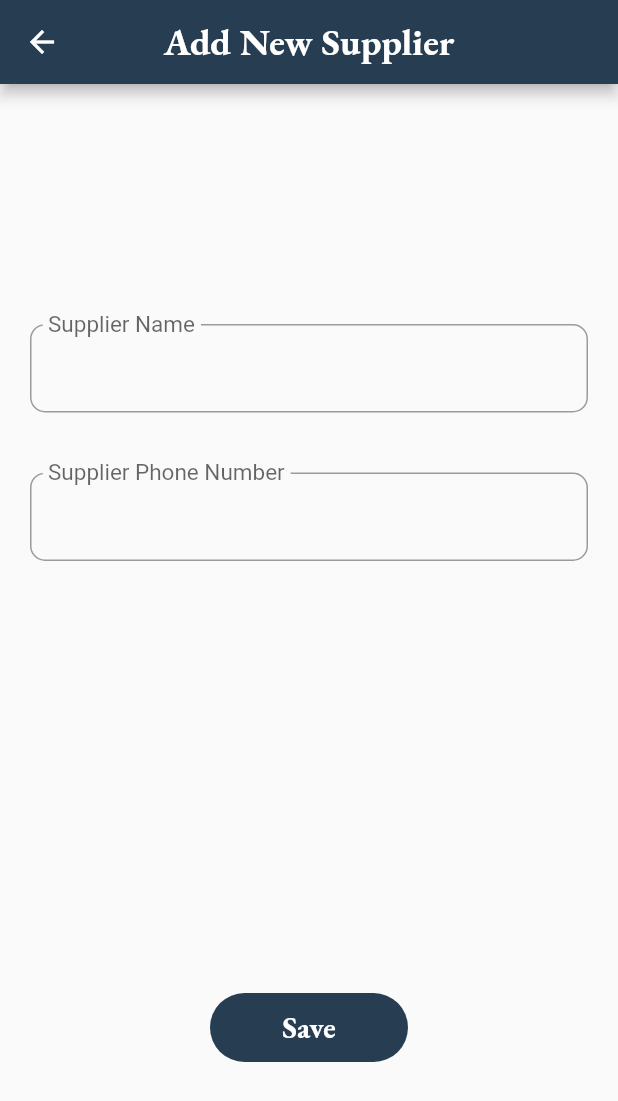
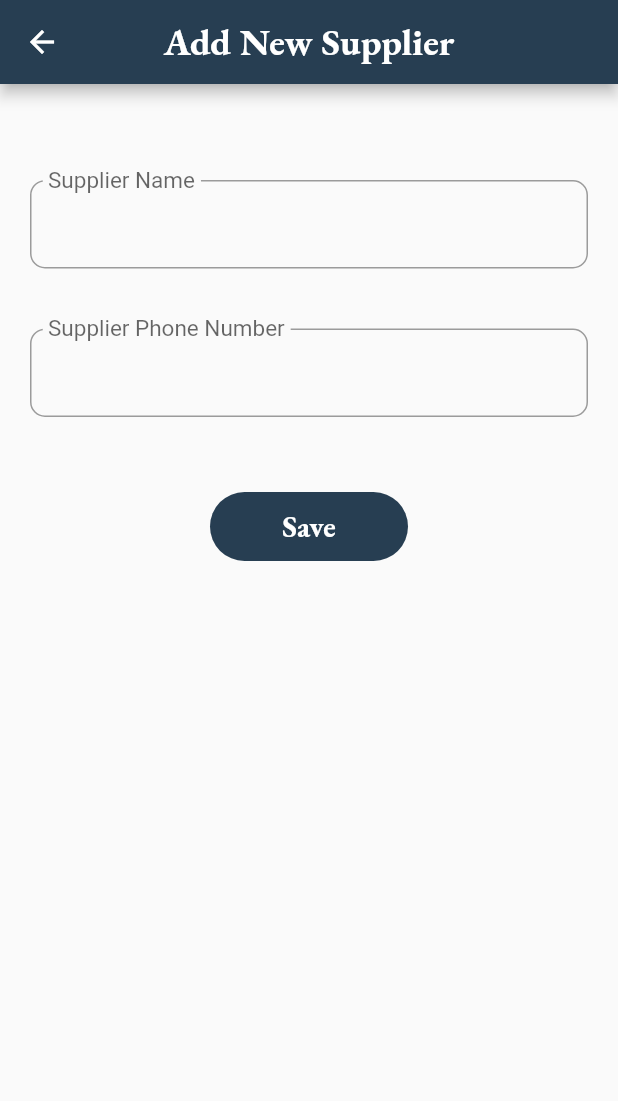
Before and after one commit to Fadwahigga/Mobile-Based-Store-Management-System, a Flutter app: the AddNewSupplierPage screen opened directly, on a phone screen of 412 x 824 dp. Shown: the top 1101 px of the screen. Run offline on Flutter 3.47's test engine with Material 2 defaults, Android fonts, the phone set to English and light mode, and no system bars; our stand-ins replace get, google_fonts; missing offline and left inert: qr_code_scanner.

Commit message:
New Commit

```diff
--- a/lib/screens/addnewsupplier.dart
+++ b/lib/screens/addnewsupplier.dart
@@ -1,5 +1,6 @@
 import 'package:flutter/material.dart';
 import 'package:google_fonts/google_fonts.dart';
+import 'package:gp/widget/smallButton.dart';
 
 import '../widget/appBar.dart';
 
@@ -17,7 +18,6 @@ class AddNewSupplierPage extends StatelessWidget {
         child: Column(
           crossAxisAlignment: CrossAxisAlignment.center,
           children: [
-            const Spacer(),
             // SizedBox(
             //   height: 40,
             // ),
@@ -42,26 +42,10 @@ class AddNewSupplierPage extends StatelessWidget {
                   labelStyle: const TextStyle(fontSize: 20),
                   floatingLabelBehavior: FloatingLabelBehavior.always),
             ),
-            const Spacer(
-              flex: 3,
+            SizedBox(
+              height: 50,
             ),
-            Container(
-              margin: const EdgeInsets.only(left: 120, right: 120),
-              padding: const EdgeInsets.all(10),
-              decoration: BoxDecoration(
-                  color: const Color.fromARGB(255, 39, 62, 82),
-                  borderRadius: BorderRadius.circular(50)),
-              child: Center(
-                child: Text("Save",
-                    style: GoogleFonts.ebGaramond(
-                        textStyle: const TextStyle(
-                      fontSize: 20,
-                      fontWeight: FontWeight.bold,
-                      color: Colors.white,
-                    ))),
-              ),
-            ),
-            const Spacer()
+            SmallButton(buttonName: "Save"),
           ],
         ),
       ),
--- a/lib/screens/showsStoreMovement.dart
+++ b/lib/screens/showsStoreMovement.dart
@@ -19,7 +19,7 @@ class _ShowStoreMovementPageState extends State<ShowStoreMovementPage> {
   Widget build(BuildContext context) {
     return Scaffold(
       appBar: PreferredSize(
-          preferredSize: const Size.fromHeight(100.0),
+          preferredSize: const Size.fromHeight(50.0),
           child: AppBarWidget(appBarTitle: "Show Store Movement")),
       body: Column(
         children: [
--- a/lib/screens/suppliers.dart
+++ b/lib/screens/suppliers.dart
@@ -1,6 +1,6 @@
 import 'package:flutter/material.dart';
 import 'package:get/get.dart';
-import 'package:gp/screens/addnewsupplier.dart';
+import 'package:gp/screens/addnewSupplier.dart';
 import 'package:gp/screens/suppliersList.dart';
 import 'package:gp/widget/appBar.dart';
 import 'package:gp/widget/buttonContainer.dart';
--- /dev/null
+++ b/lib/widget/smallButton.dart
@@ -0,0 +1,29 @@
+// ignore_for_file: file_names, must_be_immutable
+
+import 'package:flutter/material.dart';
+import 'package:google_fonts/google_fonts.dart';
+
+class SmallButton extends StatelessWidget {
+  SmallButton({super.key, @required this.buttonName});
+  String? buttonName;
+
+  @override
+  Widget build(BuildContext context) {
+    return Container(
+      margin: const EdgeInsets.only(left: 120, right: 120),
+      padding: const EdgeInsets.all(10),
+      decoration: BoxDecoration(
+          color: const Color.fromARGB(255, 39, 62, 82),
+          borderRadius: BorderRadius.circular(50)),
+      child: Center(
+        child: Text(buttonName!,
+            style: GoogleFonts.ebGaramond(
+                textStyle: const TextStyle(
+              fontSize: 20,
+              fontWeight: FontWeight.bold,
+              color: Colors.white,
+            ))),
+      ),
+    );
+  }
+}
```
Also changed, not shown: lib/screens/AddNewProduct.dart (+2 -16 lines), lib/screens/makeSale.dart (+6 -15 lines), lib/screens/puechases.dart (+9 -17 lines).
